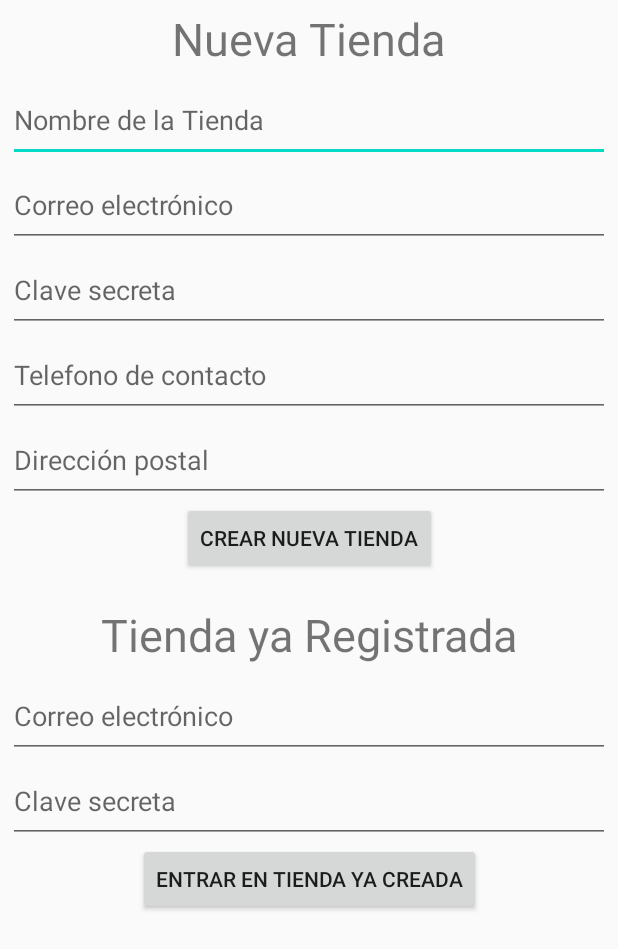
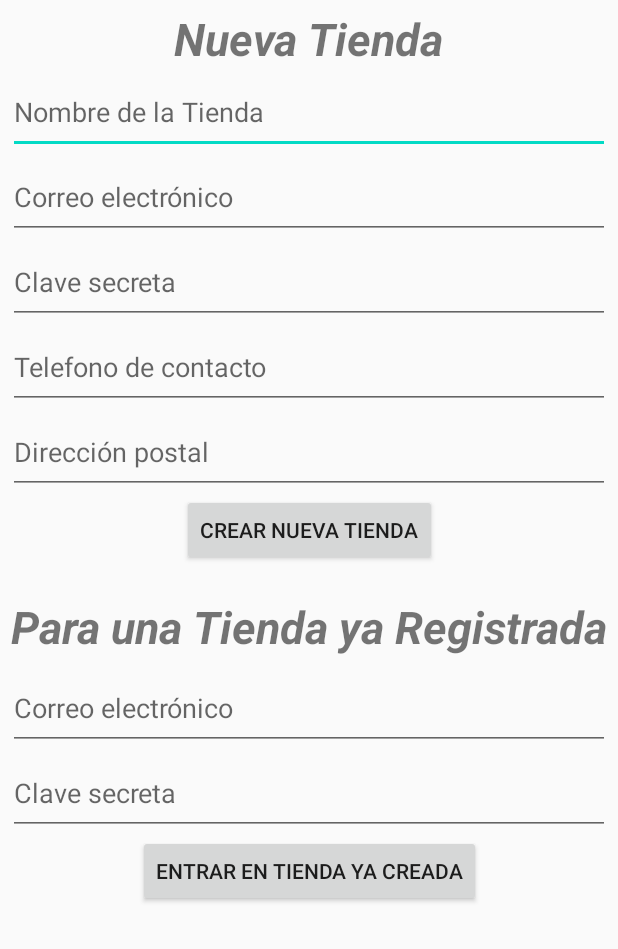
Before and after one commit to hillo123/Greengrocery1-1, an Android app: the screen it shows after launch (MainActivity), on a phone screen of 412 x 824 dp. Shown: the top 949 px of the screen. Run offline under Robolectric (Android 15) with nearby library versions, the phone set to English and light mode, and no system bars.

Commit message:
fragment title added

```diff
--- a/app/src/main/java/com/dabyz/greengrocery1/EditProductFragment.kt
+++ b/app/src/main/java/com/dabyz/greengrocery1/EditProductFragment.kt
@@ -1,7 +1,12 @@
 package com.dabyz.greengrocery1
 
+import android.os.Bundle
+import android.view.View
 import androidx.fragment.app.Fragment
+import kotlinx.android.synthetic.main.activity_main.*
 
 class EditProductFragment : Fragment(R.layout.fragment_product) {
-
+    override fun onViewCreated(view: View, savedInstanceState: Bundle?) {
+        activity?.txFragmentTitle?.text = "Edición de Producto"
+    }
 }
--- a/app/src/main/java/com/dabyz/greengrocery1/NewProductFragment.kt
+++ b/app/src/main/java/com/dabyz/greengrocery1/NewProductFragment.kt
@@ -1,7 +1,13 @@
 package com.dabyz.greengrocery1
 
+import android.os.Bundle
+import android.view.View
 import androidx.fragment.app.Fragment
+import kotlinx.android.synthetic.main.activity_main.*
 
 class NewProductFragment : Fragment(R.layout.fragment_product) {
+    override fun onViewCreated(view: View, savedInstanceState: Bundle?) {
+        activity?.txFragmentTitle?.text = "Nuevo Producto"
+    }
 
 }
--- a/app/src/main/java/com/dabyz/greengrocery1/ProductsFragment.kt
+++ b/app/src/main/java/com/dabyz/greengrocery1/ProductsFragment.kt
@@ -15,12 +15,14 @@ import androidx.lifecycle.ViewModelProvider
 import androidx.recyclerview.widget.LinearLayoutManager
 import androidx.recyclerview.widget.RecyclerView
 import com.bumptech.glide.Glide
+import kotlinx.android.synthetic.main.activity_main.*
 import kotlinx.android.synthetic.main.card_product.view.*
 import kotlinx.android.synthetic.main.fragment_products.*
 
 class ProductsFragment : Fragment(R.layout.fragment_products) {
 
     override fun onViewCreated(view: View, savedInstanceState: Bundle?) {
+        activity?.txFragmentTitle?.text = "Lista de Productos"
         val storeModel = ViewModelProvider(this).get(StoreModel::class.java)
         var productsAdapter = ProductsListAdapter(activity as Context, storeModel)
         recyclerView.apply {
--- a/app/src/main/java/com/dabyz/greengrocery1/SignUpFragment.kt
+++ b/app/src/main/java/com/dabyz/greengrocery1/SignUpFragment.kt
@@ -5,11 +5,13 @@ import android.os.Bundle
 import androidx.fragment.app.Fragment
 import android.view.View
 import android.widget.Toast
+import kotlinx.android.synthetic.main.activity_main.*
 import kotlinx.android.synthetic.main.fragment_signup.*
 
 
 class SignUpFragment : Fragment(R.layout.fragment_signup) {
     override fun onViewCreated(view: View, savedInstanceState: Bundle?) {
+        activity?.txFragmentTitle?.text ="Nueva Tienda"
         btnSignUp.setOnClickListener {
             //TODO("Form validations and save in firebase")
             activity?.getSharedPreferences("dabyzPref", Context.MODE_PRIVATE)?.edit()
--- a/app/src/main/res/layout/activity_main.xml
+++ b/app/src/main/res/layout/activity_main.xml
@@ -7,13 +7,27 @@
     tools:context="com.dabyz.greengrocery1.MainActivity"
     android:padding="5dp">
 
+    <TextView
+        android:id="@+id/txFragmentTitle"
+        android:layout_width="wrap_content"
+        android:layout_height="wrap_content"
+        android:text="Fragment Title"
+        android:textSize="30dp"
+    android:textStyle="bold|italic"
+        app:layout_constraintEnd_toEndOf="parent"
+        app:layout_constraintStart_toStartOf="parent"
+        app:layout_constraintTop_toTopOf="parent" />
+
     <FrameLayout
         android:id="@+id/flFragment"
         android:layout_width="match_parent"
-        android:layout_height="match_parent"
+        android:layout_height="0dp"
         app:layout_constraintBottom_toBottomOf="parent"
         app:layout_constraintLeft_toLeftOf="parent"
         app:layout_constraintRight_toRightOf="parent"
-        app:layout_constraintTop_toTopOf="parent" />
+        app:layout_constraintTop_toBottomOf="@+id/txFragmentTitle">
+
+
+    </FrameLayout>
 
 </androidx.constraintlayout.widget.ConstraintLayout>
--- a/app/src/main/res/layout/fragment_signup.xml
+++ b/app/src/main/res/layout/fragment_signup.xml
@@ -6,29 +6,17 @@
     android:layout_height="match_parent"
     tools:context="com.dabyz.greengrocery1.SignUpFragment">
 
-    <!-- TODO: Update blank fragment layout -->
-    <TextView
-        android:id="@+id/txNew"
-        android:layout_width="wrap_content"
-        android:layout_height="wrap_content"
-        android:text="Nueva Tienda"
-        android:textSize="30dp"
-        app:layout_constraintEnd_toEndOf="parent"
-        app:layout_constraintStart_toStartOf="parent"
-        app:layout_constraintTop_toTopOf="parent" />
-
     <EditText
         android:id="@+id/etName"
         android:layout_width="match_parent"
         android:layout_height="wrap_content"
-        android:layout_marginTop="5dp"
         android:ems="10"
         android:hint="Nombre de la Tienda"
         android:inputType="textPersonName"
         android:paddingVertical="16dp"
         app:layout_constraintEnd_toEndOf="parent"
         app:layout_constraintStart_toStartOf="parent"
-        app:layout_constraintTop_toBottomOf="@+id/txNew" />
+        app:layout_constraintTop_toTopOf="parent" />
 
     <EditText
         android:id="@+id/etMail"
@@ -91,8 +79,10 @@
         android:id="@+id/txLogin"
         android:layout_width="wrap_content"
         android:layout_height="wrap_content"
-        android:text="Tienda ya Registrada"
+        android:text="Para una Tienda ya Registrada"
         android:textSize="30dp"
+        android:textStyle="bold|italic"
+        android:textAlignment="center"
         android:layout_marginTop="20dp"
         app:layout_constraintEnd_toEndOf="parent"
         app:layout_constraintStart_toStartOf="parent"
```
